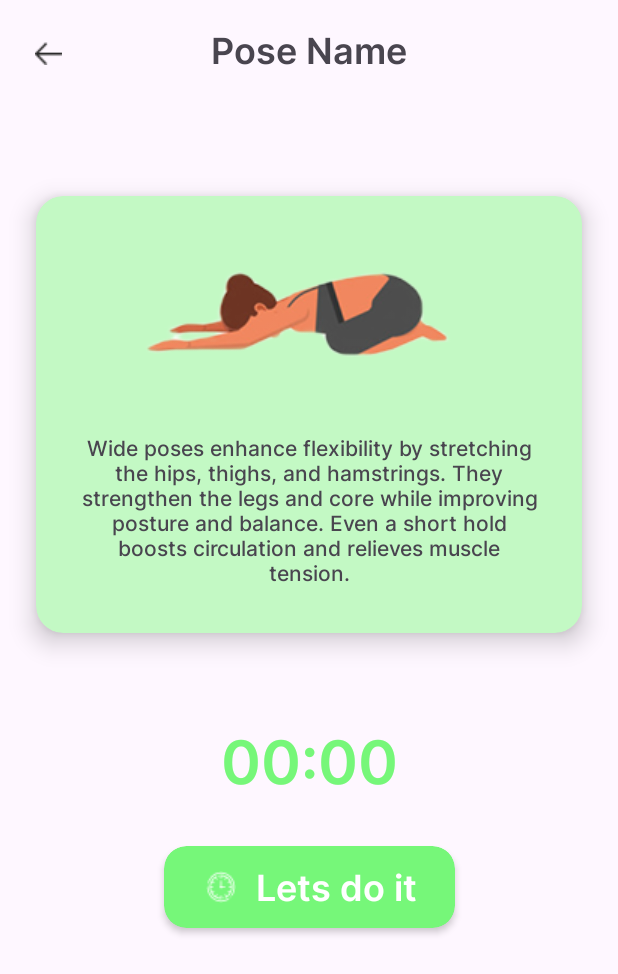
After one commit to worknshubh/strechzen, an Android app: the exerciseScreen screen opened directly, with no data from a screen before it, on a phone screen of 412 x 824 dp. The commit adds this screen. Shown: the top 974 px of the screen. Run offline under Robolectric (Android 15) with nearby library versions, the light colour scheme and no system bars.

Commit message:
Major UI Part Done

```diff
--- a/app/src/main/AndroidManifest.xml
+++ b/app/src/main/AndroidManifest.xml
@@ -12,6 +12,9 @@
         android:supportsRtl="true"
         android:theme="@style/Theme.Strechzen"
         tools:targetApi="31">
+        <activity
+            android:name=".exerciseScreen"
+            android:exported="false" />
         <activity
             android:name=".loginScreen"
             android:exported="false" />
--- /dev/null
+++ b/app/src/main/java/com/example/strechzen/exerciseScreen.kt
@@ -0,0 +1,16 @@
+package com.example.strechzen
+
+import android.os.Bundle
+import androidx.activity.enableEdgeToEdge
+import androidx.appcompat.app.AppCompatActivity
+import androidx.core.view.ViewCompat
+import androidx.core.view.WindowInsetsCompat
+
+class exerciseScreen : AppCompatActivity() {
+    override fun onCreate(savedInstanceState: Bundle?) {
+        super.onCreate(savedInstanceState)
+        enableEdgeToEdge()
+        setContentView(R.layout.activity_exercise_screen)
+
+    }
+}
--- /dev/null
+++ b/app/src/main/res/layout/activity_exercise_screen.xml
@@ -0,0 +1,126 @@
+<?xml version="1.0" encoding="utf-8"?>
+<androidx.constraintlayout.widget.ConstraintLayout xmlns:android="http://schemas.android.com/apk/res/android"
+    xmlns:app="http://schemas.android.com/apk/res-auto"
+    xmlns:tools="http://schemas.android.com/tools"
+    android:id="@+id/main"
+    android:layout_width="match_parent"
+    android:layout_height="match_parent"
+    tools:context=".exerciseScreen">
+
+    <ImageView
+        android:id="@+id/imageView14"
+        android:layout_width="wrap_content"
+        android:layout_height="wrap_content"
+        android:layout_marginStart="23dp"
+        android:layout_marginTop="28dp"
+        app:layout_constraintStart_toStartOf="parent"
+        app:layout_constraintTop_toTopOf="parent"
+        app:srcCompat="@drawable/back_arrow" />
+
+    <TextView
+        android:id="@+id/textView10"
+        android:layout_width="wrap_content"
+        android:layout_height="wrap_content"
+        android:layout_marginTop="16dp"
+        android:fontFamily="@font/inter_semibold"
+        android:text="Pose Name"
+        android:textSize="24sp"
+        app:layout_constraintEnd_toEndOf="parent"
+        app:layout_constraintHorizontal_bias="0.414"
+        app:layout_constraintStart_toEndOf="@+id/imageView14"
+        app:layout_constraintTop_toTopOf="parent" />
+
+    <androidx.cardview.widget.CardView
+        android:id="@+id/cardView"
+        android:layout_width="0dp"
+        android:layout_height="wrap_content"
+        android:layout_marginStart="24dp"
+        android:layout_marginTop="80dp"
+        android:layout_marginEnd="24dp"
+        android:backgroundTint="#C3F9C4"
+        app:cardCornerRadius="18dp"
+        app:cardElevation="10dp"
+        app:layout_constraintEnd_toEndOf="parent"
+        app:layout_constraintStart_toStartOf="parent"
+        app:layout_constraintTop_toBottomOf="@+id/textView10">
+
+        <LinearLayout
+            android:layout_width="match_parent"
+            android:layout_height="match_parent"
+            android:orientation="vertical"
+            android:padding="10dp">
+
+            <ImageView
+                android:id="@+id/imageView15"
+                android:layout_width="match_parent"
+                android:layout_height="wrap_content"
+                android:layout_gravity="center"
+                android:scaleType="centerInside"
+                app:srcCompat="@drawable/widepose" />
+
+            <TextView
+                android:id="@+id/textView11"
+                android:layout_width="wrap_content"
+                android:layout_height="wrap_content"
+                android:fontFamily="@font/inter_medium"
+                android:gravity="center"
+                android:padding="20dp"
+                android:text="Wide poses enhance flexibility by stretching the hips, thighs, and hamstrings. They strengthen the legs and core while improving posture and balance. Even a short hold boosts circulation and relieves muscle tension." />
+        </LinearLayout>
+
+    </androidx.cardview.widget.CardView>
+
+    <TextView
+        android:id="@+id/textView12"
+        android:layout_width="wrap_content"
+        android:layout_height="wrap_content"
+        android:layout_marginTop="56dp"
+        android:fontFamily="@font/inter_semibold"
+        android:text="00:00"
+        android:textColor="#76F779"
+        android:textSize="40sp"
+        app:layout_constraintEnd_toEndOf="parent"
+        app:layout_constraintStart_toStartOf="parent"
+        app:layout_constraintTop_toBottomOf="@+id/cardView" />
+
+    <androidx.cardview.widget.CardView
+        android:layout_width="wrap_content"
+        android:layout_height="wrap_content"
+        android:layout_marginTop="28dp"
+        android:backgroundTint="#76F779"
+        app:cardCornerRadius="15dp"
+        app:cardElevation="3dp"
+        app:layout_constraintEnd_toEndOf="@+id/textView12"
+        app:layout_constraintStart_toStartOf="@+id/textView12"
+        app:layout_constraintTop_toBottomOf="@+id/textView12">
+
+        <LinearLayout
+            android:layout_width="194dp"
+            android:layout_height="match_parent"
+            android:orientation="horizontal"
+            android:paddingStart="20dp"
+            android:paddingTop="10dp"
+            android:paddingEnd="20dp"
+            android:paddingBottom="10dp">
+
+            <ImageView
+                android:id="@+id/imageView16"
+                android:layout_width="36dp"
+                android:layout_height="wrap_content"
+                android:layout_gravity="center"
+                app:srcCompat="@drawable/time" />
+
+            <TextView
+                android:id="@+id/textView13"
+                android:layout_width="wrap_content"
+                android:layout_height="wrap_content"
+                android:layout_weight="1"
+                android:fontFamily="@font/inter_semibold"
+                android:gravity="center"
+                android:text="Lets do it"
+                android:textColor="@color/white"
+                android:textSize="24sp" />
+        </LinearLayout>
+
+    </androidx.cardview.widget.CardView>
+</androidx.constraintlayout.widget.ConstraintLayout>
--- a/app/src/main/res/layout/myitems.xml
+++ b/app/src/main/res/layout/myitems.xml
@@ -10,8 +10,8 @@
         android:layout_width="match_parent"
         android:layout_height="wrap_content"
         android:backgroundTint="#C3F9C4"
-        android:elevation="10dp"
-        app:cardCornerRadius="13dp">
+        app:cardCornerRadius="13dp"
+        app:cardElevation="4dp">
 
         <LinearLayout
             android:layout_width="match_parent"
```
Also changed, not shown: app/src/main/res/drawable/back_arrow.png (added), app/src/main/res/drawable/time.png (added), app/src/main/res/drawable/widepose.png (added).
